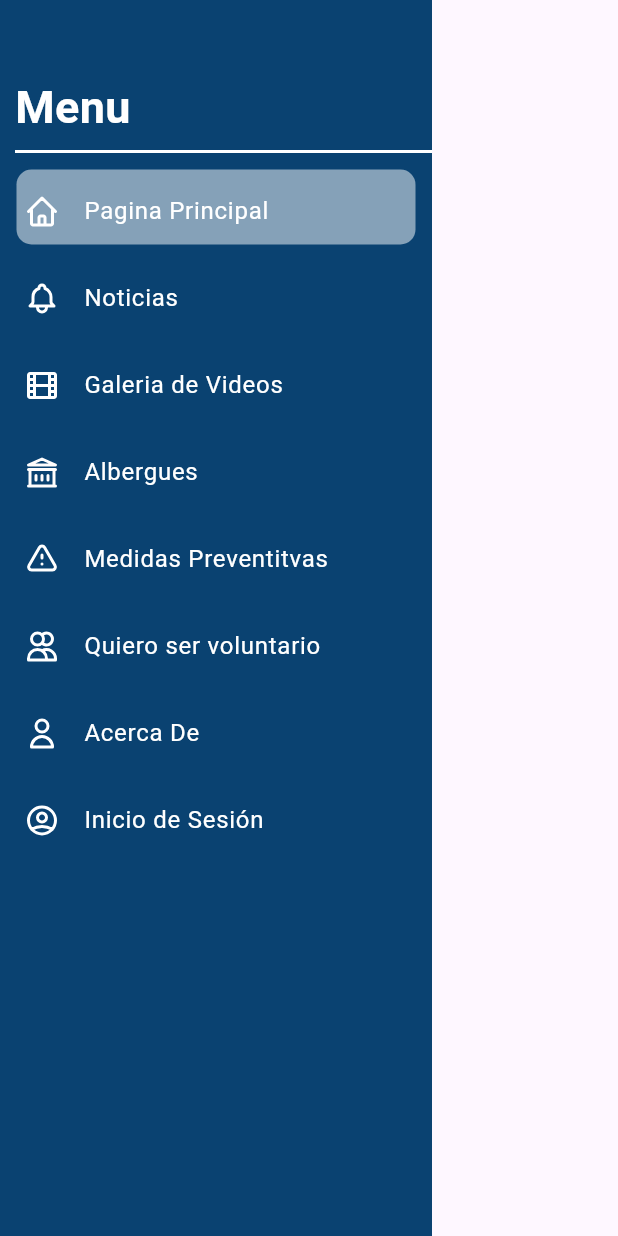
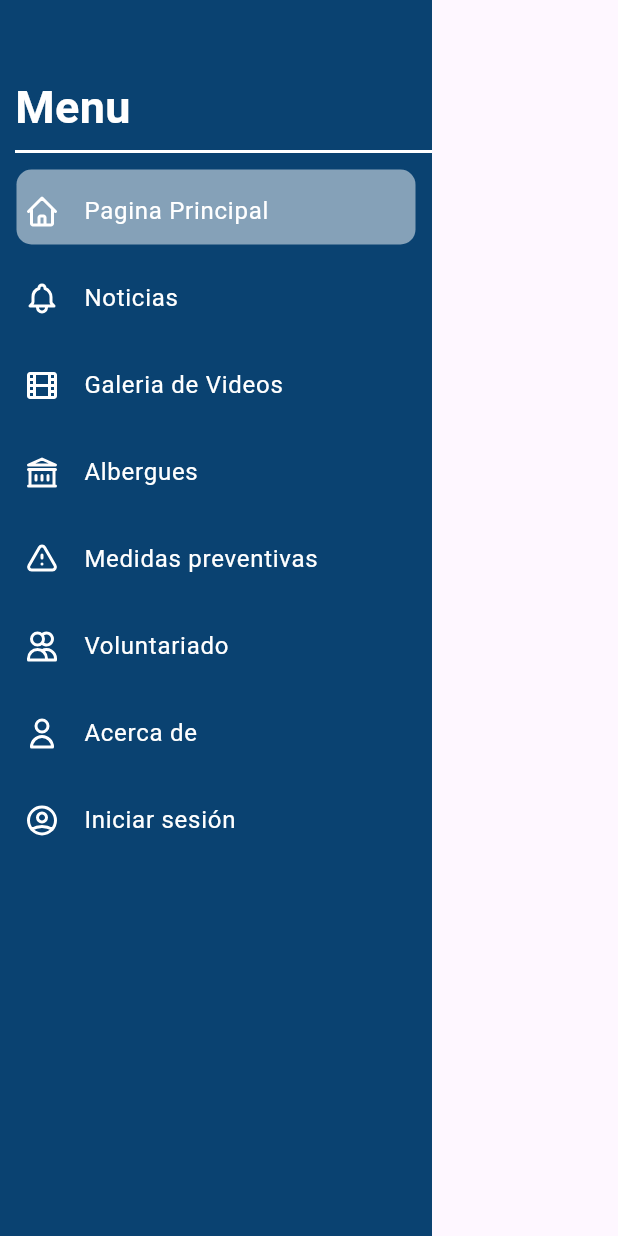
Before and after one commit to Yoharynp/defensa_civil, a Flutter app: the SideMenuScreen screen opened directly, on a phone screen of 412 x 824 dp. Run offline on Flutter 3.47's test engine with Material 3 defaults, Android fonts, the phone set to English and light mode, and no system bars; our stand-ins replace audioplayers, carousel_slider, dio, flutter_map, flutter_svg, google_fonts and 2 more; accounts and stored records are empty; network calls fail.

Commit message:
el mejor tue re loco e, el mejor comi del proyecto, aiaiaiai

```diff
--- /dev/null
+++ b/lib/Widgets/auth_provider.dart
@@ -0,0 +1,19 @@
+import 'package:defensa_civil/Screens/Extras/funciton_login.dart';
+import 'package:flutter/material.dart';
+
+class AuthProvider extends ChangeNotifier {
+  String? _token;
+
+  String? get token => _token;
+
+  void setToken(String? token) {
+    _token = token;
+    notifyListeners();
+  }
+
+  void removeToken() {
+    _token = null;
+    AuthService().logout();
+    notifyListeners();
+  }
+}
--- a/lib/Widgets/elemntos.dart
+++ b/lib/Widgets/elemntos.dart
@@ -1,29 +1,44 @@
 
 
+import 'package:defensa_civil/Screens/Extras/funciton_login.dart';
+import 'package:defensa_civil/Widgets/auth_provider.dart';
 import 'package:flutter/material.dart';
 import 'package:flutter_svg/flutter_svg.dart';
 
-  int selectedIndex = 0; // Índice del elemento seleccionado
+  int selectedIndex = 0;
+  final AuthProvider authService = AuthProvider();
+  final token = authService.token;
 
   // Lista de elementos
-  List<Widget> elementos = [
-    _buildElemento(0, SvgPicture.asset('assets/menu/home.svg'), 'Pagina Principal'),
-    _buildElemento(1, SvgPicture.asset('assets/menu/bell.svg'), 'Noticias'),
-    _buildElemento(2, SvgPicture.asset('assets/menu/film.svg'), 'Galeria de Videos'),
-    _buildElemento(3, SvgPicture.asset('assets/menu/library.svg'), 'Albergues'),
-    //_buildElemento(4, const Icon(Icons.public), 'Mapa de Albergues'),
-    _buildElemento(4, SvgPicture.asset('assets/menu/exclamation.svg'), 'Medidas Preventitvas'),
-    //_buildElemento(6, const Icon(Icons.person_search_rounded), 'Miembros'),
-    _buildElemento(5, SvgPicture.asset('assets/menu/users.svg'), 'Quiero ser voluntario'),
-    _buildElemento(6, SvgPicture.asset('assets/menu/user.svg'), 'Acerca De'),
-    _buildElemento(7, SvgPicture.asset('assets/menu/user-circle.svg'), 'Inicio de Sesión'),
-    // _buildElemento(8, const Icon(Icons.person_search_rounded), 'Reportar Situación'),
-    // _buildElemento(9, const Icon(Icons.person_search_rounded), 'Mis situaciones'),
-    // _buildElemento(10, const Icon(Icons.person_search_rounded), 'Mapa de Situaciones'),
-    // _buildElemento(11, const Icon(Icons.person_search_rounded), 'Cambiar Contraseña'),
-    // _buildElemento(13, const Icon(Icons.person_search_rounded), 'Cerrar Sesión'),
-
-  ];
+  List<Widget> getElements(bool hastoken){
+    if(hastoken){
+      return <Widget>[
+      _buildElemento(0, SvgPicture.asset('assets/menu/home.svg'), 'Pagina Principal'),
+      _buildElemento(1, SvgPicture.asset('assets/menu/bell.svg'), 'Noticias'),
+      _buildElemento(2, SvgPicture.asset('assets/menu/film.svg'), 'Galeria de Videos'),
+      _buildElemento(3, SvgPicture.asset('assets/menu/library.svg'), 'Albergues'),
+      _buildElemento(4, SvgPicture.asset('assets/menu/exclamation.svg'), 'Medidas preventivas'),
+      _buildElemento(5, SvgPicture.asset('assets/menu/users.svg'), 'Voluntariado'),
+      _buildElemento(6, SvgPicture.asset('assets/menu/user.svg'), 'Acerca de'),
+      _buildElemento(7, SvgPicture.asset('assets/map.svg'), 'Mapa de situaciones'),
+      _buildElemento(8, SvgPicture.asset('assets/situaciones.svg'), 'Mis Situaciones'),
+      _buildElemento(9, SvgPicture.asset('assets/reportar.svg'), 'Reportar situaiaciones'),
+      _buildElemento(10, SvgPicture.asset('assets/contrasena.svg'), 'Cambiar Contraseña'),
+      _buildElemento(11, SvgPicture.asset('assets/logout.svg'), 'Cerrar Sesión'),
+      ];
+  }else{
+    return <Widget>[
+      _buildElemento(0, SvgPicture.asset('assets/menu/home.svg'), 'Pagina Principal'),
+      _buildElemento(1, SvgPicture.asset('assets/menu/bell.svg'), 'Noticias'),
+      _buildElemento(2, SvgPicture.asset('assets/menu/film.svg'), 'Galeria de Videos'),
+      _buildElemento(3, SvgPicture.asset('assets/menu/library.svg'), 'Albergues'),
+      _buildElemento(4, SvgPicture.asset('assets/menu/exclamation.svg'), 'Medidas preventivas'),
+      _buildElemento(5, SvgPicture.asset('assets/menu/users.svg'), 'Voluntariado'),
+      _buildElemento(6, SvgPicture.asset('assets/menu/user.svg'), 'Acerca de'),
+      _buildElemento(7, SvgPicture.asset('assets/menu/user-circle.svg'), 'Iniciar sesión'),
+    ];
+  }
+  }
 
   // Método para construir un elemento de la lista
   Widget _buildElemento(int index, SvgPicture iconlist, String texto) {
--- a/lib/Widgets/side.dart
+++ b/lib/Widgets/side.dart
@@ -1,3 +1,4 @@
+import 'package:defensa_civil/Widgets/auth_provider.dart';
 import 'package:defensa_civil/Widgets/elemntos.dart';
 import 'package:defensa_civil/Widgets/provider.dart';
 import 'package:flutter/material.dart';
@@ -20,6 +21,8 @@ class _SideMenuScreenState extends State<SideMenuScreen> {
 
   @override
   Widget build(BuildContext context) {
+    final authProvider = Provider.of<AuthProvider>(context);
+    final hasToken = authProvider.token != null;
     return Scaffold(
       body: Stack(
         children: [
@@ -55,7 +58,7 @@ class _SideMenuScreenState extends State<SideMenuScreen> {
                   Expanded(
                     child: ListView.builder(
                       physics: const NeverScrollableScrollPhysics(),
-                      itemCount: elementos.length,
+                      itemCount: getElements(hasToken).length,
                       itemBuilder: (BuildContext context, int index) {
                         return GestureDetector(
                           onTap: () {
@@ -75,7 +78,7 @@ class _SideMenuScreenState extends State<SideMenuScreen> {
                               height: 50,
                               child: Stack(
                                 children: [
-                                  elementos[index],
+                                  getElements(hasToken)[index],
                                   AnimatedContainer(
                                     margin: const EdgeInsets.symmetric(
                                         horizontal: 11),
--- a/pubspec.yaml
+++ b/pubspec.yaml
@@ -2,7 +2,7 @@ name: defensa_civil
 description: "A new Flutter project."
 # The following line prevents the package from being accidentally published to
 # pub.dev using `flutter pub publish`. This is preferred for private packages.
-publish_to: 'none' # Remove this line if you wish to publish to pub.dev
+publish_to: "none" # Remove this line if you wish to publish to pub.dev
 
 # The following defines the version and build number for your application.
 # A version number is three numbers separated by dots, like 1.2.43
@@ -38,8 +38,9 @@ dependencies:
   flutter_svg: ^2.0.10+1
   google_fonts: ^6.2.1
   http: ^1.2.1
-  latlong: ^0.6.1
+  latlong2: ^0.9.1
   provider: ^6.1.2
+  shared_preferences: ^2.2.3
 
 dev_dependencies:
   flutter_test:
@@ -49,7 +50,6 @@ dev_dependencies:
 # following page: https://dart.dev/tools/pub/pubspec
 # The following section is specific to Flutter packages.
 flutter:
-
   # The following line ensures that the Material Icons font is
   # included with your application, so that you can use the icons in
   # the material Icons class.
```
Also changed, not shown: lib/Screens/Defensa Civil/voluntario.dart (+17 -3 lines), lib/Screens/Extras/funciton_login.dart (added, +78 -0 lines), lib/Screens/Extras/login.dart (+36 -1 lines), lib/Screens/Extras/logout.dart (added, +33 -0 lines), lib/Screens/Post-Login/cambiar_contraseña.dart (deleted, +0 -18 lines), lib/Widgets/menu_lateral.dart (+36 -18 lines), lib/main.dart (+12 -3 lines), assets/contrasena.svg (added), assets/logout.svg (added), assets/map.svg (added), assets/reportar.svg (added), assets/situaciones.svg (added), pubspec.lock, 1 other file.
